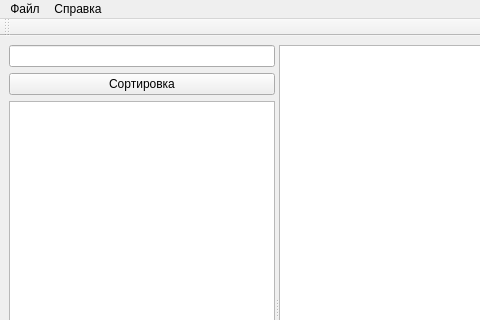
First picture: the form in ui/main_window.ui, repository caxapyk/gaoo-cfp, before the edit; both pictures show x 0 to 480 and y 0 to 320 of the 908 by 600 pixel window.
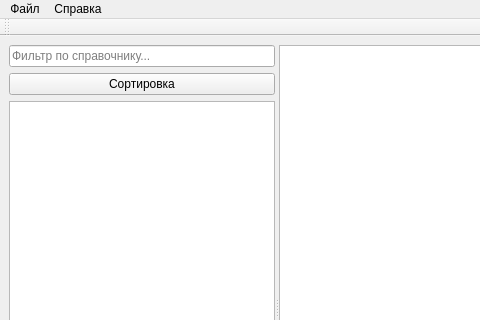
Second picture: the form after the edit.

Diff of the .ui file:
```diff
--- a/ui/main_window.ui
+++ b/ui/main_window.ui
@@ -44,7 +44,11 @@
        </property>
        <layout class="QVBoxLayout" name="verticalLayout_2">
         <item>
-         <widget class="QLineEdit" name="lineEdit_geo_filter"/>
+         <widget class="QLineEdit" name="lineEdit_geo_filter">
+          <property name="placeholderText">
+           <string>Фильтр по справочнику...</string>
+          </property>
+         </widget>
         </item>
         <item>
          <widget class="QPushButton" name="pushButton_sort">
```
Left out of the diff: 2 changed lines with no effect on the pictures.
